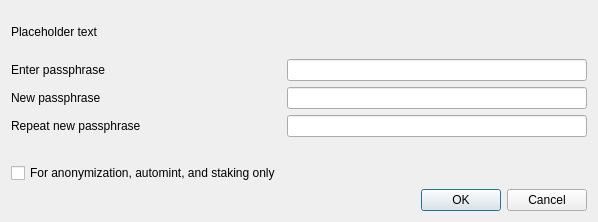
Old version of the form src/qt/forms/askpassphrasedialog.ui in the repository WisprProject/core.
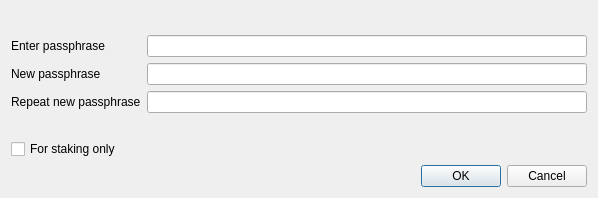
New version of the form.

```diff
--- a/src/qt/forms/askpassphrasedialog.ui
+++ b/src/qt/forms/askpassphrasedialog.ui
@@ -7,7 +7,7 @@
                 <x>0</x>
                 <y>0</y>
                 <width>598</width>
-                <height>222</height>
+    <height>198</height>
             </rect>
         </property>
         <property name="sizePolicy">
@@ -26,14 +26,8 @@
             <string>Passphrase Dialog</string>
         </property>
         <layout class="QVBoxLayout" name="verticalLayout">
-            <property name="sizeConstraint">
-                <enum>QLayout::SetMinimumSize</enum>
-            </property>
             <item>
                 <widget class="QLabel" name="warningLabel">
-                    <property name="text">
-                        <string notr="true">Placeholder text</string>
-                    </property>
                     <property name="textFormat">
                         <enum>Qt::RichText</enum>
                     </property>
@@ -44,9 +38,6 @@
             </item>
             <item>
                 <layout class="QFormLayout" name="formLayout">
-                    <property name="sizeConstraint">
-                        <enum>QLayout::SetMinimumSize</enum>
-                    </property>
                     <property name="fieldGrowthPolicy">
                         <enum>QFormLayout::AllNonFixedFieldsGrow</enum>
                     </property>
@@ -119,7 +110,7 @@
                                 </string>
                             </property>
                             <property name="text">
-                                <string>For anonymization, automint, and staking only</string>
+        <string>For staking only</string>
                             </property>
                             <property name="visible">
                                 <bool>false</bool>
```
Left out of the diff: 22 changed lines with no effect on the pictures. Lines whose indentation alone changed are shown as unchanged.
